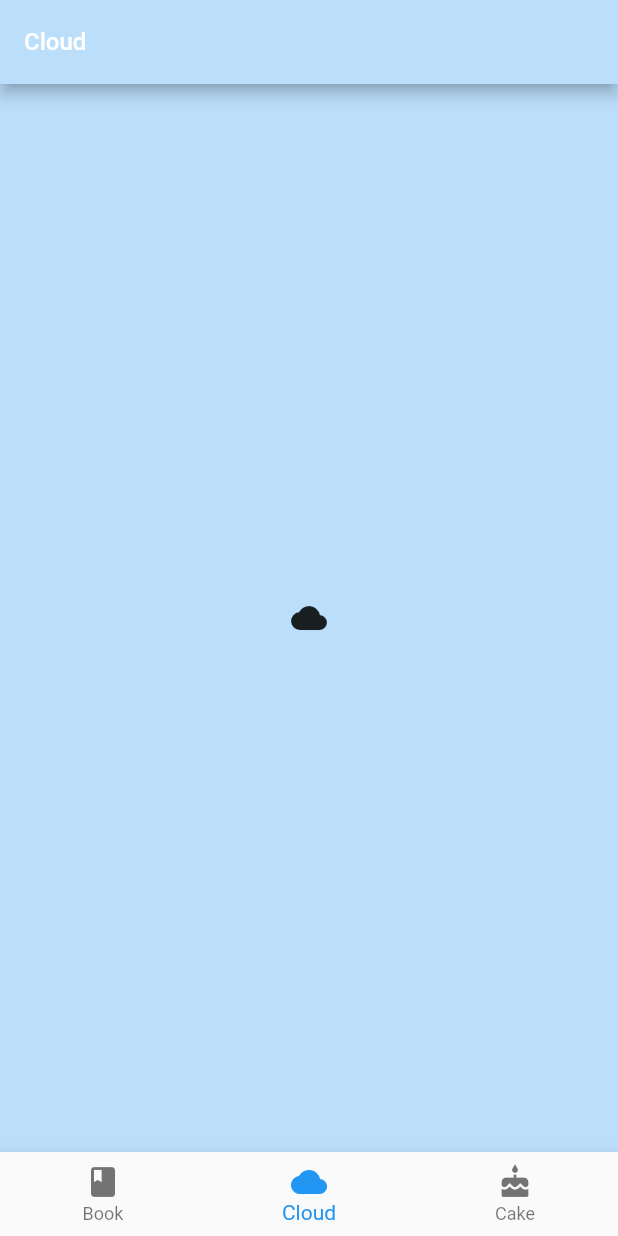
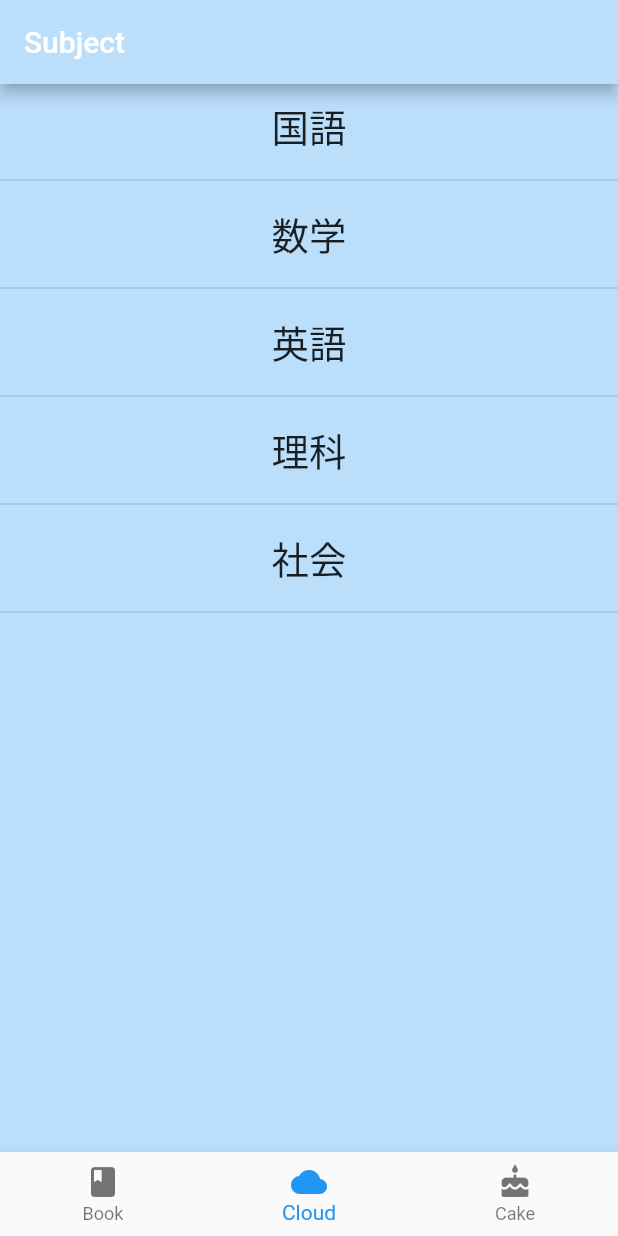
Before and after one commit to renpoto2/benesse1106team2, a Flutter app: the screen it shows after launch, item 2 of the bottom bar chosen, on a phone screen of 412 x 824 dp. Run offline on Flutter 3.47's test engine with Material 2 defaults, Android fonts, the phone set to English and light mode, and no system bars.

Commit message:
Update testPage.dart

```diff
--- a/lib/pages/testPage.dart
+++ b/lib/pages/testPage.dart
@@ -1,6 +1,23 @@
+import 'package:flutter/cupertino.dart';
 import 'package:flutter/material.dart';
-class testScreen extends StatelessWidget {
+
+class testScreen extends StatefulWidget {
+@override
+_testScreen createState() => _testScreen();
+}
+
+
+class _testScreen extends State<testScreen> {
   // This widget is the root of your application.
+  int _counter = 0;
+  List<String>titleList = ['国語','数学','英語','理科','社会'];
+  void _incrementCounter() {
+    setState(() {
+
+      _counter++;
+    });
+  }
+
   @override
   Widget build(BuildContext context) {
     return Scaffold(
@@ -9,10 +26,30 @@ class testScreen extends StatelessWidget {
         appBar: AppBar(
           backgroundColor: Colors.blue[100],
           title: Text(
-            'Cloud',
-            style: TextStyle(fontSize: 16),
+            'Subject',
+            style: TextStyle(fontSize: 20),
           ),
         ),
-        body: Center(child: Icon(Icons.cloud)));
+        body: ListView.builder(
+            itemCount: titleList.length,
+            itemBuilder: (BuildContext context, int i){
+              return Column(
+                children: <Widget>[
+                 ListTile(
+                  onTap: (){
+
+                  },
+                   title:  Row(children: <Widget>[new Text(titleList[i],
+                     style:  TextStyle(
+                         fontWeight: FontWeight.w500, fontSize: 25.0),)
+                   ], mainAxisAlignment: MainAxisAlignment.center,),
+
+                ),
+                Divider(thickness: 1,),
+              ],
+            );
+          },
+        ),
+     );
   }
 }
```
